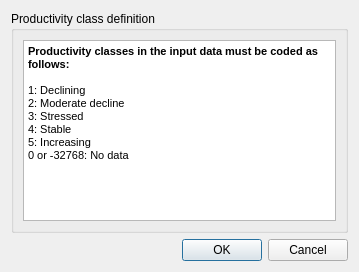
Qt form LDMP/gui/DlgDataIOImportProd.ui (ConservationInternational/trends.earth) before a commit.
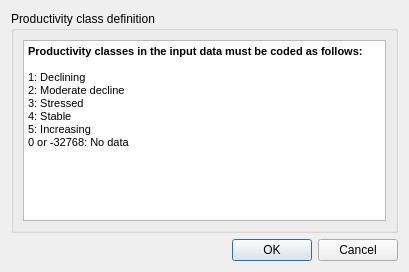
The same form after that commit.

Commit message: Refactor land productivity import dialog.

Diff of the .ui file:
```diff
--- a/LDMP/gui/DlgDataIOImportProd.ui
+++ b/LDMP/gui/DlgDataIOImportProd.ui
@@ -9,7 +9,7 @@
    <rect>
     <x>0</x>
     <y>0</y>
-    <width>359</width>
+    <width>409</width>
     <height>272</height>
    </rect>
   </property>
```
The commit also changes 1 other file.
